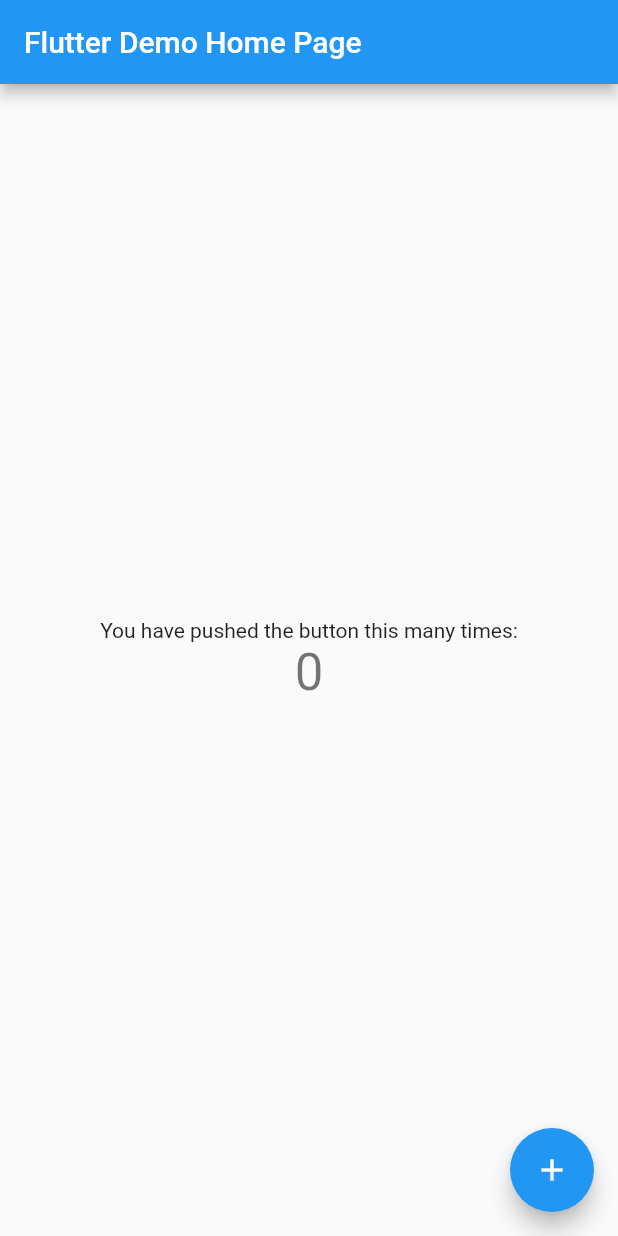
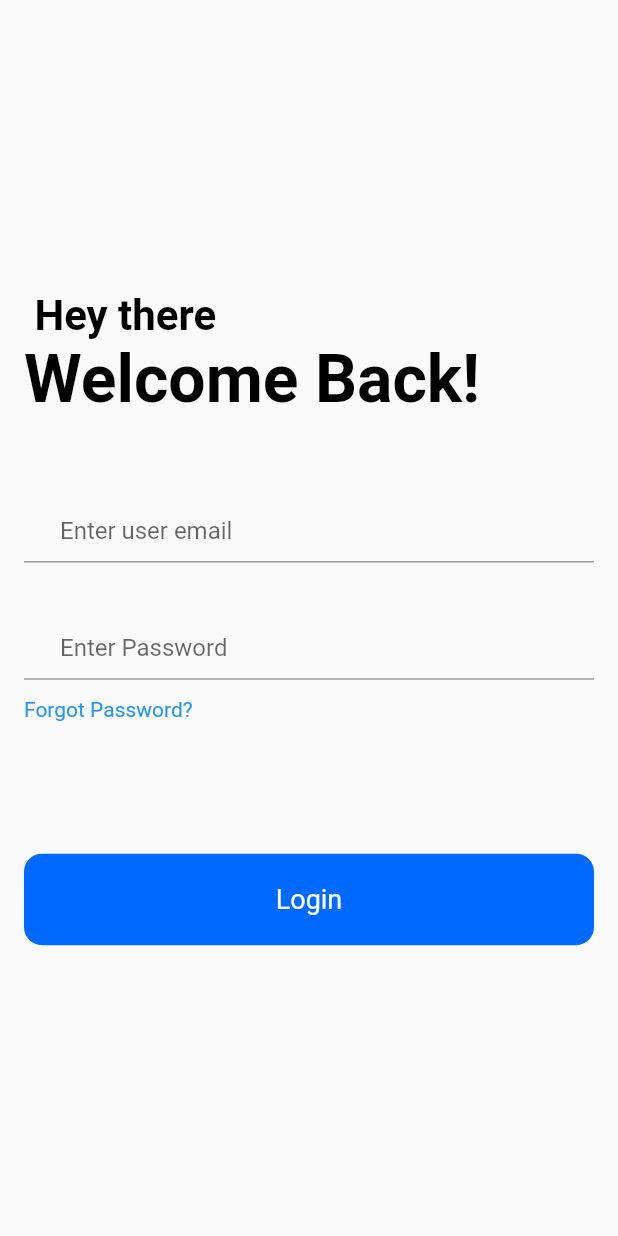
Before and after one commit to Chukcysax/projectMaroAndMe, a Flutter app: the screen it shows after launch, on a phone screen of 412 x 824 dp. Run offline on Flutter 3.47's test engine with Material 2 defaults, Android fonts, the phone set to English and light mode, and no system bars.

Commit message:
Login Page completed in main

```diff
--- a/lib/main.dart
+++ b/lib/main.dart
@@ -7,109 +7,107 @@
 class MyApp extends StatelessWidget {
   const MyApp({super.key});
 
-  // This widget is the root of your application.
   @override
   Widget build(BuildContext context) {
-    return MaterialApp(
-      title: 'Flutter Demo',
-      theme: ThemeData(
-        // This is the theme of your application.
-        //
-        // Try running your application with "flutter run". You'll see the
-        // application has a blue toolbar. Then, without quitting the app, try
-        // changing the primarySwatch below to Colors.green and then invoke
-        // "hot reload" (press "r" in the console where you ran "flutter run",
-        // or simply save your changes to "hot reload" in a Flutter IDE).
-        // Notice that the counter didn't reset back to zero; the application
-        // is not restarted.
-        primarySwatch: Colors.blue,
-      ),
-      home: const MyHomePage(title: 'Flutter Demo Home Page'),
+    return const MaterialApp(
+      home: HomePage(),
     );
   }
 }
 
-class MyHomePage extends StatefulWidget {
-  const MyHomePage({super.key, required this.title});
-
-  // This widget is the home page of your application. It is stateful, meaning
-  // that it has a State object (defined below) that contains fields that affect
-  // how it looks.
-
-  // This class is the configuration for the state. It holds the values (in this
-  // case the title) provided by the parent (in this case the App widget) and
-  // used by the build method of the State. Fields in a Widget subclass are
-  // always marked "final".
-
-  final String title;
+class HomePage extends StatefulWidget {
+  const HomePage({super.key});
 
   @override
-  State<MyHomePage> createState() => _MyHomePageState();
+  State<HomePage> createState() => _HomePageState();
 }
 
-class _MyHomePageState extends State<MyHomePage> {
-  int _counter = 0;
+class _HomePageState extends State<HomePage> {
+  @override
+  Widget build(BuildContext context) {
+    return const Scaffold(body: LoginScreen());
+  }
+}
 
-  void _incrementCounter() {
-    setState(() {
-      // This call to setState tells the Flutter framework that something has
-      // changed in this State, which causes it to rerun the build method below
-      // so that the display can reflect the updated values. If we changed
-      // _counter without calling setState(), then the build method would not be
-      // called again, and so nothing would appear to happen.
-      _counter++;
-    });
-  }
+class LoginScreen extends StatefulWidget {
+  const LoginScreen({super.key});
 
   @override
+  State<LoginScreen> createState() => _LoginScreenState();
+}
+
+class _LoginScreenState extends State<LoginScreen> {
+  @override
   Widget build(BuildContext context) {
-    // This method is rerun every time setState is called, for instance as done
-    // by the _incrementCounter method above.
-    //
-    // The Flutter framework has been optimized to make rerunning build methods
-    // fast, so that you can just rebuild anything that needs updating rather
-    // than having to individually change instances of widgets.
-    return Scaffold(
-      appBar: AppBar(
-        // Here we take the value from the MyHomePage object that was created by
-        // the App.build method, and use it to set our appbar title.
-        title: Text(widget.title),
+    return Padding(
+      padding: const EdgeInsets.all(16.0),
+      child: Column(
+        mainAxisAlignment: MainAxisAlignment.center,
+        crossAxisAlignment: CrossAxisAlignment.start,
+        children: [
+          const Text(
+            " Hey there",
+            style: TextStyle(
+                color: Colors.black,
+                fontSize: 28.0,
+                fontWeight: FontWeight.bold),
+          ),
+          const Text(
+            "Welcome Back!",
+            style: TextStyle(
+                color: Colors.black,
+                fontSize: 44.0,
+                fontWeight: FontWeight.bold),
+          ),
+          const SizedBox(
+            height: 44.0,
+          ),
+          const TextField(
+            keyboardType: TextInputType.emailAddress,
+            decoration: InputDecoration(
+              hintText: "Enter user email",
+              prefix: Icon(Icons.mail, color: Colors.black),
+            ),
+          ),
+          const SizedBox(
+            height: 26.0,
+          ),
+          const TextField(
+            obscureText: true,
+            decoration: InputDecoration(
+                hintText: "Enter Password",
+                prefix: Icon(
+                  Icons.lock,
+                  color: Colors.black,
+                )),
+          ),
+          const SizedBox(
+            height: 12.0,
+          ),
+          const Text(
+            "Forgot Password?",
+            style: TextStyle(color: Colors.blue),
+          ),
+          const SizedBox(
+            height: 88.0,
+          ),
+          Container(
+            width: double.infinity,
+            child: RawMaterialButton(
+              fillColor: const Color(0xFF0069FE),
+              elevation: 0.0,
+              padding: const EdgeInsets.symmetric(vertical: 20.0),
+              shape: RoundedRectangleBorder(
+                  borderRadius: BorderRadius.circular(12.0)),
+              onPressed: () {},
+              child: const Text(
+                "Login",
+                style: TextStyle(color: Colors.white, fontSize: 18.0),
+              ),
+            ),
+          ),
+        ],
       ),
-      body: Center(
-        // Center is a layout widget. It takes a single child and positions it
-        // in the middle of the parent.
-        child: Column(
-          // Column is also a layout widget. It takes a list of children and
-          // arranges them vertically. By default, it sizes itself to fit its
-          // children horizontally, and tries to be as tall as its parent.
-          //
-          // Invoke "debug painting" (press "p" in the console, choose the
-          // "Toggle Debug Paint" action from the Flutter Inspector in Android
-          // Studio, or the "Toggle Debug Paint" command in Visual Studio Code)
-          // to see the wireframe for each widget.
-          //
-          // Column has various properties to control how it sizes itself and
-          // how it positions its children. Here we use mainAxisAlignment to
-          // center the children vertically; the main axis here is the vertical
-          // axis because Columns are vertical (the cross axis would be
-          // horizontal).
-          mainAxisAlignment: MainAxisAlignment.center,
-          children: <Widget>[
-            const Text(
-              'You have pushed the button this many times:',
-            ),
-            Text(
-              '$_counter',
-              style: Theme.of(context).textTheme.headline4,
-            ),
-          ],
-        ),
-      ),
-      floatingActionButton: FloatingActionButton(
-        onPressed: _incrementCounter,
-        tooltip: 'Increment',
-        child: const Icon(Icons.add),
-      ), // This trailing comma makes auto-formatting nicer for build methods.
     );
   }
 }
```
